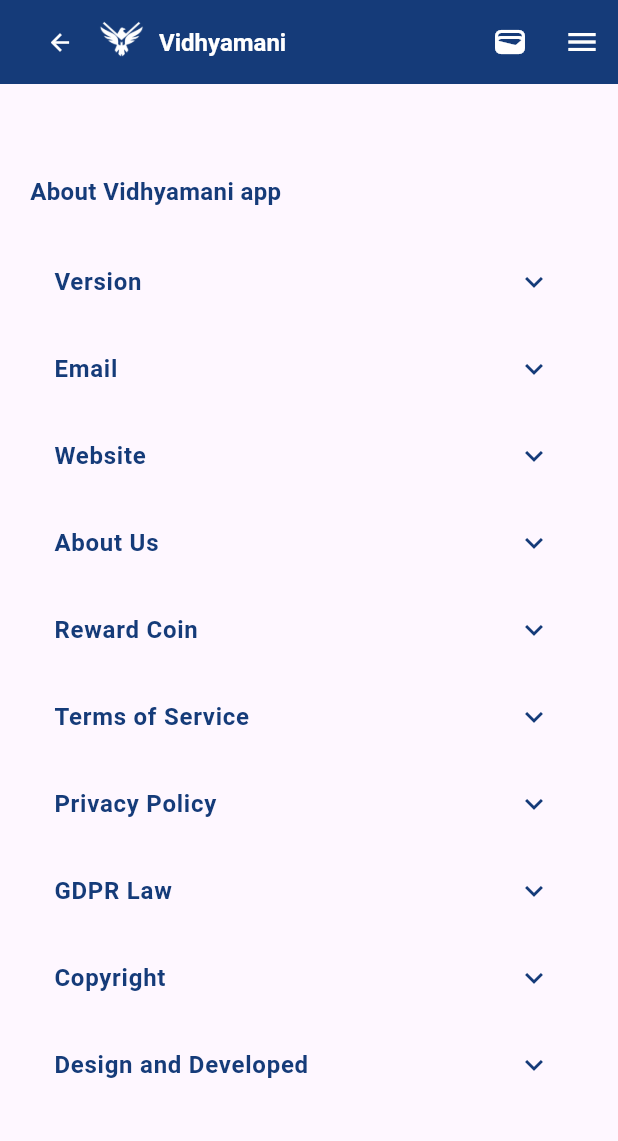
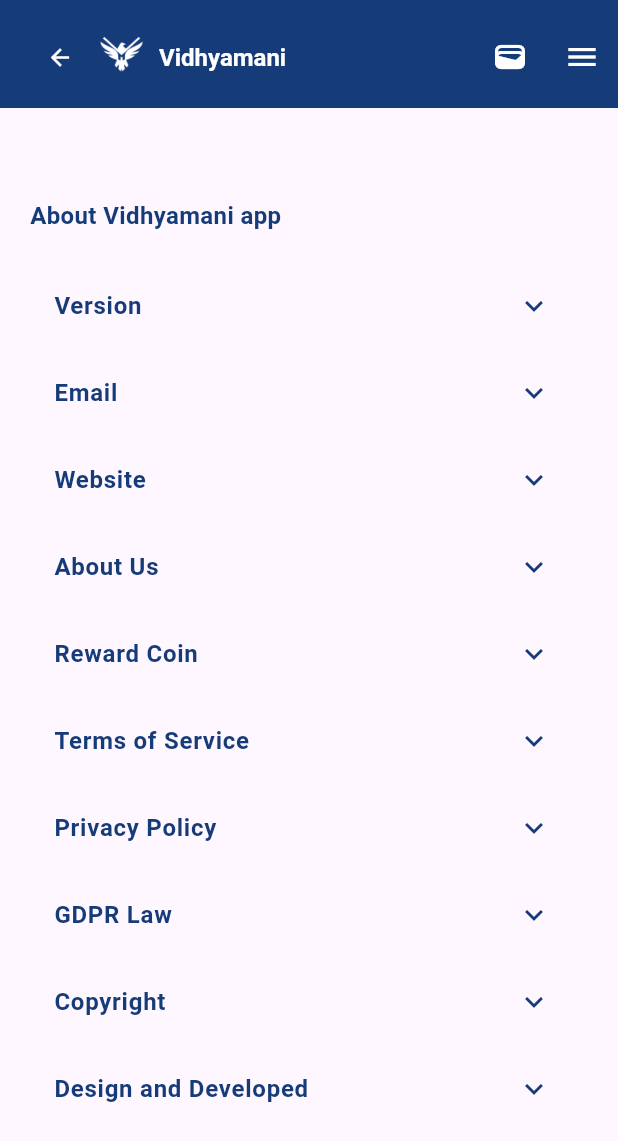
Before and after one commit to sbadoni21/vidyamani, a Flutter app: the AboutAppPage screen opened directly, on a phone screen of 412 x 824 dp. Shown: the top 1141 px of the screen. Run offline on Flutter 3.47's test engine with Material 3 defaults, Android fonts, the phone set to English and light mode, and no system bars; our stand-ins replace animated_splash_screen, carousel_slider, chewie, circular_countdown_timer, cloud_firestore, email_validator and 18 more; missing offline and left inert: agora_rtc_engine; accounts and stored records are empty; Roboto replaces fonts that are missing (Urbanist).

Commit message:
inital commits related to navbars

```diff
--- /dev/null
+++ b/devtools_options.yaml
@@ -0,0 +1 @@
+extensions:
--- a/lib/components/bottomnavbar_component.dart
+++ b/lib/components/bottomnavbar_component.dart
@@ -56,7 +56,7 @@ class _CustomBottomNavigationBarState extends State<CustomBottomNavigationBar> {
               Icons.search_rounded,
             ),
           ),
-          label: "Profile",
+          label: "Search",
         ),
         BottomNavigationBarItem(
           icon: IconButton(
--- a/lib/components/topnavbar_backbutton.dart
+++ b/lib/components/topnavbar_backbutton.dart
@@ -15,7 +15,12 @@ class CustomAppBarBckBtn extends StatelessWidget
 
   @override
   Widget build(BuildContext context) {
-    return AppBar(
+    return Container(
+      height: 72,
+      color: bgColor,
+      alignment: Alignment.center,
+      padding: EdgeInsets.only(top: 10),
+      child: AppBar(
         automaticallyImplyLeading: false,
         actions: [
           IconButton(onPressed: () {}, icon: Icon(Icons.wallet_outlined)),
@@ -67,9 +72,10 @@ class CustomAppBarBckBtn extends StatelessWidget
         ),
         backgroundColor: bgColor,
         foregroundColor: Colors.white,
+      ),
     );
   }
 
   @override
-  Size get preferredSize => Size.fromHeight(kToolbarHeight);
+  Size get preferredSize => Size.fromHeight(92);
 }
--- a/lib/screens/home_page.dart
+++ b/lib/screens/home_page.dart
@@ -107,6 +107,7 @@ class _HomePageState extends State<HomePage> {
           const ProfilePage(),
         ]),
         bottomNavigationBar: CustomBottomNavigationBar(
+
           currentIndex: currentIndex,
           onTap: (index) {
             setState(() {
```
Also changed, not shown: lib/components/topappbar_component.dart (+8 -4 lines), lib/models/sidemenu_assets.dart (+7 -2 lines). Lines whose indentation alone changed are shown as unchanged.
